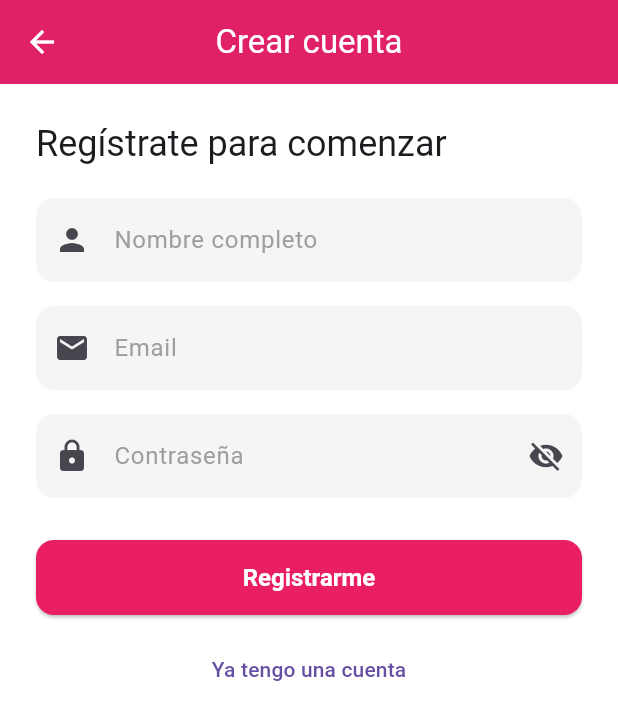
After one commit to ejoruizzz/meysshopb, a Flutter app: the screen it shows after launch, after a tap on "Iniciar sesión", after a tap on "Crear cuenta", on a phone screen of 412 x 824 dp. The commit adds this screen. Shown: the top 720 px of the screen. Run offline on Flutter 3.47's test engine with Material 3 defaults, Android fonts, the phone set to English and light mode, and no system bars; our stand-ins replace fl_chart, image_picker, share_plus; accounts and stored records are empty.

Commit message:
Add register screen and auth registration flow

```diff
--- a/lib/screens/login_screen.dart
+++ b/lib/screens/login_screen.dart
@@ -5,6 +5,7 @@ import '../models/order.dart';
 import '../models/order_item.dart';
 import '../models/order_status.dart';
 import 'main_screen.dart';
+import 'register_screen.dart';
 
 // Services
 import '../services/auth_service.dart';
@@ -84,6 +85,24 @@ class _LoginScreenState extends State<LoginScreen> {
     } finally {
       if (mounted) setState(() => _loading = false);
     }
+  }
+
+  Future<void> _openRegister() async {
+    FocusScope.of(context).unfocus();
+    final result = await Navigator.push<RegisterResult>(
+      context,
+      MaterialPageRoute(
+        builder: (_) => RegisterScreen(authService: widget.authService),
+      ),
+    );
+
+    if (!mounted || result == null) return;
+    _emailCtl.text = result.email;
+    ScaffoldMessenger.of(context).showSnackBar(
+      const SnackBar(
+        content: Text('Cuenta creada exitosamente. Inicia sesión con tus credenciales.'),
+      ),
+    );
   }
 
   List<Order> _seedOrdersIfNeeded(Usuario user, List<Product> products) {
@@ -208,6 +227,18 @@ class _LoginScreenState extends State<LoginScreen> {
                     ),
                   ),
 
+                  const SizedBox(height: 12),
+                  Row(
+                    mainAxisAlignment: MainAxisAlignment.center,
+                    children: [
+                      const Text('¿No tienes cuenta?'),
+                      TextButton(
+                        onPressed: _loading ? null : _openRegister,
+                        child: const Text('Crear cuenta'),
+                      ),
+                    ],
+                  ),
+
                   const SizedBox(height: 18),
                   Card(
                     color: Colors.grey[50],
--- /dev/null
+++ b/lib/screens/register_screen.dart
@@ -0,0 +1,179 @@
+import 'package:flutter/material.dart';
+
+import '../services/api_client.dart';
+import '../services/auth_service.dart';
+
+class RegisterResult {
+  const RegisterResult({required this.email});
+
+  final String email;
+}
+
+class RegisterScreen extends StatefulWidget {
+  const RegisterScreen({super.key, required this.authService});
+
+  final AuthService authService;
+
+  @override
+  State<RegisterScreen> createState() => _RegisterScreenState();
+}
+
+class _RegisterScreenState extends State<RegisterScreen> {
+  final _formKey = GlobalKey<FormState>();
+  final _nombreCtl = TextEditingController();
+  final _emailCtl = TextEditingController();
+  final _passwordCtl = TextEditingController();
+
+  bool _obscurePassword = true;
+  bool _loading = false;
+
+  @override
+  void dispose() {
+    _nombreCtl.dispose();
+    _emailCtl.dispose();
+    _passwordCtl.dispose();
+    super.dispose();
+  }
+
+  Future<void> _submit() async {
+    if (!_formKey.currentState!.validate()) return;
+
+    FocusScope.of(context).unfocus();
+    setState(() => _loading = true);
+
+    try {
+      await widget.authService.register(
+        nombre: _nombreCtl.text.trim(),
+        email: _emailCtl.text.trim(),
+        password: _passwordCtl.text,
+      );
+
+      if (!mounted) return;
+      Navigator.pop(
+        context,
+        RegisterResult(email: _emailCtl.text.trim()),
+      );
+    } on ApiException catch (e) {
+      if (!mounted) return;
+      _showMessage(e.message);
+    } catch (_) {
+      if (!mounted) return;
+      _showMessage('No se pudo crear la cuenta. Inténtalo nuevamente.');
+    } finally {
+      if (mounted) setState(() => _loading = false);
+    }
+  }
+
+  void _showMessage(String message) {
+    ScaffoldMessenger.of(context).showSnackBar(
+      SnackBar(content: Text(message)),
+    );
+  }
+
+  @override
+  Widget build(BuildContext context) {
+    final theme = Theme.of(context);
+
+    return Scaffold(
+      appBar: AppBar(title: const Text('Crear cuenta')),
+      body: SafeArea(
+        child: SingleChildScrollView(
+          padding: const EdgeInsets.all(24),
+          child: Form(
+            key: _formKey,
+            child: Column(
+              crossAxisAlignment: CrossAxisAlignment.stretch,
+              children: [
+                Text(
+                  'Regístrate para comenzar',
+                  style: theme.textTheme.headlineSmall,
+                ),
+                const SizedBox(height: 20),
+                TextFormField(
+                  controller: _nombreCtl,
+                  textCapitalization: TextCapitalization.words,
+                  decoration: const InputDecoration(
+                    labelText: 'Nombre completo',
+                    prefixIcon: Icon(Icons.person),
+                  ),
+                  validator: (value) {
+                    if (value == null || value.trim().isEmpty) {
+                      return 'Ingresa tu nombre';
+                    }
+                    if (value.trim().length < 3) {
+                      return 'Nombre demasiado corto';
+                    }
+                    return null;
+                  },
+                ),
+                const SizedBox(height: 16),
+                TextFormField(
+                  controller: _emailCtl,
+                  decoration: const InputDecoration(
+                    labelText: 'Email',
+                    prefixIcon: Icon(Icons.email),
+                  ),
+                  keyboardType: TextInputType.emailAddress,
+                  validator: (value) {
+                    final trimmed = value?.trim() ?? '';
+                    if (trimmed.isEmpty) return 'Ingresa tu email';
+                    if (!trimmed.contains('@') || !trimmed.contains('.')) {
+                      return 'Email inválido';
+                    }
+                    return null;
+                  },
+                ),
+                const SizedBox(height: 16),
+                TextFormField(
+                  controller: _passwordCtl,
+                  obscureText: _obscurePassword,
+                  decoration: InputDecoration(
+                    labelText: 'Contraseña',
+                    prefixIcon: const Icon(Icons.lock),
+                    suffixIcon: IconButton(
+                      icon: Icon(
+                        _obscurePassword
+                            ? Icons.visibility_off
+                            : Icons.visibility,
+                      ),
+                      onPressed: () =>
+                          setState(() => _obscurePassword = !_obscurePassword),
+                    ),
+                  ),
+                  validator: (value) {
+                    if (value == null || value.isEmpty) {
+                      return 'Ingresa una contraseña';
+                    }
+                    if (value.length < 6) {
+                      return 'Mínimo 6 caracteres';
+                    }
+                    return null;
+                  },
+                ),
+                const SizedBox(height: 28),
+                ElevatedButton(
+                  onPressed: _loading ? null : _submit,
+                  child: _loading
+                      ? const SizedBox(
+                          height: 22,
+                          width: 22,
+                          child: CircularProgressIndicator(
+                            strokeWidth: 2,
+                            color: Colors.white,
+                          ),
+                        )
+                      : const Text('Registrarme'),
+                ),
+                const SizedBox(height: 12),
+                TextButton(
+                  onPressed: _loading ? null : () => Navigator.pop(context),
+                  child: const Text('Ya tengo una cuenta'),
+                ),
+              ],
+            ),
+          ),
+        ),
+      ),
+    );
+  }
+}
--- a/lib/services/auth_service.dart
+++ b/lib/services/auth_service.dart
@@ -5,6 +5,13 @@ abstract class AuthService {
   /// Inicia sesión y devuelve el usuario autenticado.
   Future<Usuario> login({required String email, required String password});
 
+  /// Registra un nuevo usuario y devuelve su perfil básico.
+  Future<Usuario> register({
+    required String nombre,
+    required String email,
+    required String password,
+  });
+
   /// Cierra sesión (en dummy no hace mucho, pero mantenemos la firma).
   Future<void> logout();
 
--- a/lib/services/auth_service_api.dart
+++ b/lib/services/auth_service_api.dart
@@ -32,6 +32,45 @@ class ApiAuthService implements AuthService {
 
     _client.updateTokens(accessToken: access, refreshToken: refresh);
     return _usuarioFromJson(usuarioJson);
+  }
+
+  @override
+  Future<Usuario> register({
+    required String nombre,
+    required String email,
+    required String password,
+  }) async {
+    final response = await _client.post(
+      '/api/auth/register',
+      body: {
+        'nombre': nombre,
+        'email': email,
+        'password': password,
+      },
+    );
+
+    if (response is! Map<String, dynamic>) {
+      throw ApiException(
+        500,
+        'Respuesta inválida del backend en register',
+        data: response,
+      );
+    }
+
+    final id = response['id']?.toString();
+    final nombreResp = response['nombre']?.toString();
+    final emailResp = response['email']?.toString();
+
+    if (id == null || nombreResp == null || emailResp == null) {
+      throw ApiException(500, 'Registro sin datos válidos', data: response);
+    }
+
+    return Usuario(
+      id: id,
+      nombre: nombreResp,
+      email: emailResp,
+      rol: 'cliente',
+    );
   }
 
   @override
--- a/lib/services/auth_service_dummy.dart
+++ b/lib/services/auth_service_dummy.dart
@@ -3,27 +3,51 @@ import '../models/usuario.dart';
 import 'auth_service.dart';
 
 /// Implementación en memoria para DEMO.
-/// Valida contra dos usuarios y contraseñas fijas:
-/// - admin@example.com / admin123
-/// - cliente@example.com / cliente123
+/// Inicia con dos usuarios y permite registrar nuevos en runtime.
 class DummyAuthService implements AuthService {
-  final Usuario admin;
-  final Usuario client;
+  DummyAuthService({required Usuario admin, required Usuario client})
+      : _accounts = {
+          admin.email.toLowerCase(): _DummyAccount(admin, 'admin123'),
+          client.email.toLowerCase(): _DummyAccount(client, 'cliente123'),
+        };
 
-  DummyAuthService({required this.admin, required this.client});
+  final Map<String, _DummyAccount> _accounts;
+  int _nextId = 0;
 
   @override
   Future<Usuario> login({required String email, required String password}) async {
     await Future.delayed(const Duration(milliseconds: 250)); // micro feedback
 
-    if (email.toLowerCase() == admin.email.toLowerCase() && password == 'admin123') {
-      return admin;
-    }
-    if (email.toLowerCase() == client.email.toLowerCase() && password == 'cliente123') {
-      return client;
+    final account = _accounts[email.trim().toLowerCase()];
+    if (account != null && account.password == password) {
+      return account.user;
     }
 
     throw Exception('Credenciales inválidas');
+  }
+
+  @override
+  Future<Usuario> register({
+    required String nombre,
+    required String email,
+    required String password,
+  }) async {
+    await Future.delayed(const Duration(milliseconds: 300));
+
+    final key = email.trim().toLowerCase();
+    if (_accounts.containsKey(key)) {
+      throw Exception('Email ya registrado');
+    }
+
+    final user = Usuario(
+      id: 'u_reg_${++_nextId}',
+      nombre: nombre.trim(),
+      email: email.trim(),
+      rol: 'cliente',
+    );
+
+    _accounts[key] = _DummyAccount(user, password);
+    return user;
   }
 
   @override
@@ -38,3 +62,10 @@ class DummyAuthService implements AuthService {
     return null;
   }
 }
+
+class _DummyAccount {
+  _DummyAccount(this.user, this.password);
+
+  final Usuario user;
+  final String password;
+}
```
